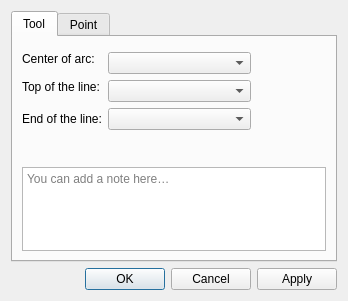
equinox-patterns/Ostara, file src/libs/vtools/dialogs/tools/dialogpointofcontact.ui: the form before one commit.
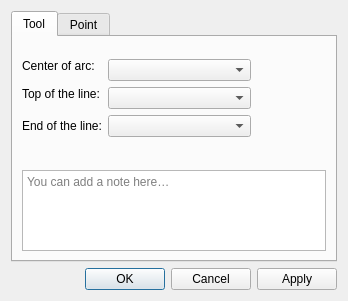
The form after the commit. Icons and pictures are not drawn.

Commit message: Improve formula fields and tool dialogs

```diff
--- a/src/libs/vtools/dialogs/tools/dialogpointofcontact.ui
+++ b/src/libs/vtools/dialogs/tools/dialogpointofcontact.ui
@@ -34,6 +34,32 @@
        <item>
         <widget class="QWidget" name="formulaPlaceholder" native="true"/>
        </item>
+       <item>
+        <layout class="QHBoxLayout" name="formulaSeparatorLayout">
+         <property name="leftMargin">
+          <number>33</number>
+         </property>
+         <property name="rightMargin">
+          <number>33</number>
+         </property>
+         <item>
+          <widget class="QFrame" name="formulaSeparator">
+           <property name="minimumSize">
+            <size>
+             <width>0</width>
+             <height>1</height>
+            </size>
+           </property>
+           <property name="maximumSize">
+            <size>
+             <width>16777215</width>
+             <height>1</height>
+            </size>
+           </property>
+          </widget>
+         </item>
+        </layout>
+       </item>
        <item>
         <layout class="QFormLayout" name="formLayout">
          <property name="fieldGrowthPolicy">
```
The commit also changes 26 other files.
